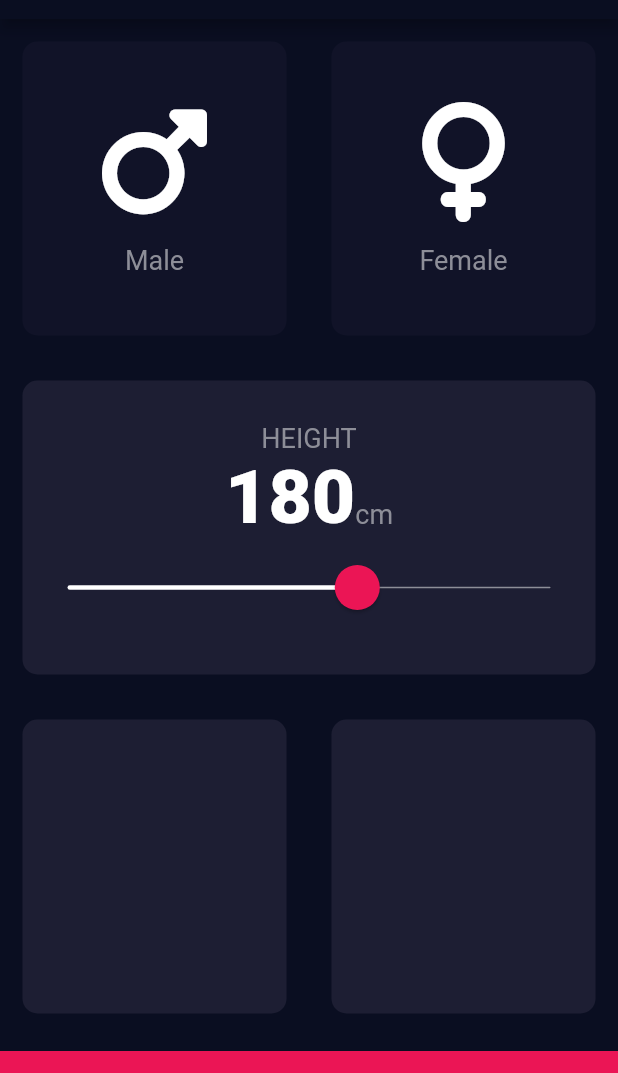
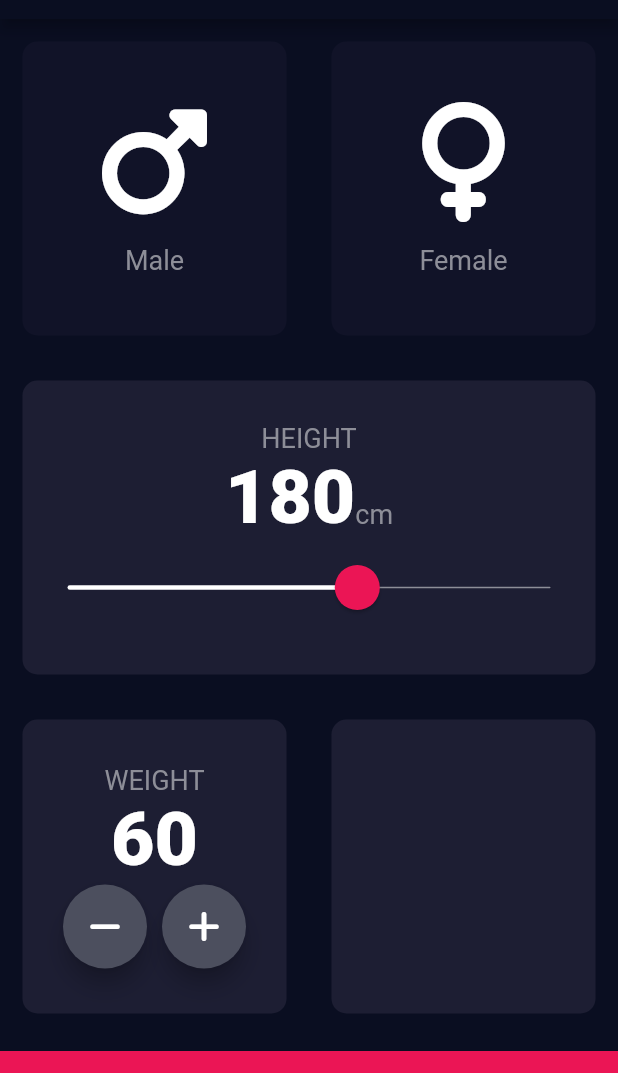
Before and after one commit to ChuguevRoman/bmi_calculate, a Flutter app: the screen it shows after launch, on a phone screen of 412 x 824 dp, the part 65-1138 px from its top. Run offline on Flutter 3.47's test engine with Material 2 defaults, Android fonts, the phone set to English and light mode, and no system bars; our stand-ins replace font_awesome_flutter.

Commit message:
Filled out the bottom card weight

```diff
--- a/lib/constants.dart
+++ b/lib/constants.dart
@@ -9,6 +9,7 @@ const kMainColor = Color(0xFF0A0E21);
 const kActiveColor = Color(0xFF1D1E33);
 const kInActiveColor = Color(0xFF111328);
 const kBottomButtonColor = Color(0xFFEB1555);
+const kRoundIconButtonColor = Color(0xFF4C4F5E);
 
 //TextStyle
 const kLabelStyle = TextStyle(
--- a/lib/screens/input_page_screen.dart
+++ b/lib/screens/input_page_screen.dart
@@ -4,6 +4,7 @@ import 'package:font_awesome_flutter/font_awesome_flutter.dart';
 import '/constants.dart';
 import '../widgets/icon_content.dart';
 import '../widgets/changeable_card.dart';
+import '../widgets/round_icon_button.dart';
 
 enum Gender {
   male,
@@ -20,6 +21,8 @@ class InputPage extends StatefulWidget {
 class _InputPageState extends State<InputPage> {
   Gender? selectedGender;
   int height = 180;
+  int weight = 60;
+  int age = 30;
 
   @override
   Widget build(BuildContext context) {
@@ -102,7 +105,6 @@ class _InputPageState extends State<InputPage> {
                       thumbShape: RoundSliderThumbShape(enabledThumbRadius: 15),
                       overlayColor: kBottomButtonColor.withOpacity(0.12),
                       overlayShape: RoundSliderOverlayShape(overlayRadius: 30),
-
                     ),
                     child: Slider(
                       value: height.toDouble(),
@@ -122,7 +124,45 @@ class _InputPageState extends State<InputPage> {
           Expanded(
             child: Row(
               children: [
-                Expanded(child: ChangeableCard()),
+                Expanded(
+                  child: ChangeableCard(
+                    cardChild: Column(
+                      mainAxisAlignment: MainAxisAlignment.center,
+                      children: [
+                        Text(
+                          'WEIGHT',
+                          style: kLabelStyle,
+                        ),
+                        Text(
+                          weight.toString(),
+                          style: kNumberTextStyle,
+                        ),
+                        Row(
+                          mainAxisAlignment: MainAxisAlignment.center,
+                          children: [
+                            RoundIconButton(
+                              icon: FontAwesomeIcons.minus,
+                              onPress: () {
+                                setState(() {
+                                  weight--;
+                                });
+                              },
+                            ),
+                            SizedBox(width: 10),
+                            RoundIconButton(
+                              icon: FontAwesomeIcons.plus,
+                              onPress: () {
+                                setState(() {
+                                  weight++;
+                                });
+                              },
+                            ),
+                          ],
+                        ),
+                      ],
+                    ),
+                  ),
+                ),
                 Expanded(child: ChangeableCard()),
               ],
             ),
--- /dev/null
+++ b/lib/widgets/round_icon_button.dart
@@ -0,0 +1,25 @@
+import 'package:flutter/material.dart';
+
+import '../constants.dart';
+
+class RoundIconButton extends StatelessWidget {
+
+  final IconData icon;
+  final VoidCallback onPress;
+
+  const RoundIconButton({super.key, required this.icon, required this.onPress});
+
+  @override
+  Widget build(BuildContext context) {
+    return RawMaterialButton(
+      shape: CircleBorder(),
+        fillColor: kRoundIconButtonColor,
+        constraints: const BoxConstraints.tightFor(
+          width: 56.0,
+          height: 56.0,
+        ),
+        elevation: 6.0,
+        onPressed: onPress,
+      child: Icon(icon));
+  }
+}
```
Lines whose indentation alone changed are shown as unchanged.
